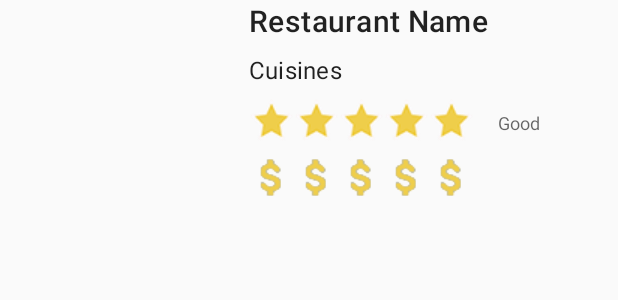
After one commit to Einhesari/Zomato-Sample, an Android app: the layout restaurant_item.xml on its own in the app's theme, with its tools: preview values and no code run, on a phone screen of 412 x 824 dp. The commit adds this screen. Shown: the top 300 px of the screen. Run offline under Robolectric (Android 15) with nearby library versions, the phone set to English and light mode, and no system bars.

Commit message:
make restaurant item view

```diff
--- a/app/src/main/java/com/einhesari/zomatosample/view/RestaurantFragment.kt
+++ b/app/src/main/java/com/einhesari/zomatosample/view/RestaurantFragment.kt
@@ -2,6 +2,7 @@ package com.einhesari.zomatosample.view
 
 import android.Manifest
 import android.content.pm.PackageManager
+import android.graphics.BitmapFactory
 import android.location.Location
 import android.os.Bundle
 import android.util.Log
@@ -89,7 +90,7 @@ class RestaurantFragment : DaggerFragment(), OnMapReadyCallback {
         viewmodel.getRestaurants()
             .subscribeOn(Schedulers.io())
             .observeOn(AndroidSchedulers.mainThread())
-            .subscribe({
+            .subscribe {
                 it.forEach {
                     val latLng =
                         LatLng(
@@ -99,9 +100,7 @@ class RestaurantFragment : DaggerFragment(), OnMapReadyCallback {
                     addMarkerOnMap(latLng)
 
                 }
-            }, {
-
-            })
+            }
             .let {
                 compositeDisposable.add(it)
             }
@@ -196,7 +195,10 @@ class RestaurantFragment : DaggerFragment(), OnMapReadyCallback {
 
             it.addImage(
                 RESTAURANT_MARKER_ID,
-                BitmapUtils.getBitmapFromDrawable(getResources().getDrawable(R.drawable.restaurant_marker))!!,
+                BitmapFactory.decodeResource(
+                    context?.getResources(),
+                    R.drawable.restaurant_marker
+                ),
                 true
             )
 
@@ -225,7 +227,7 @@ class RestaurantFragment : DaggerFragment(), OnMapReadyCallback {
             SymbolOptions()
                 .withLatLng(latLng)
                 .withIconImage(RESTAURANT_MARKER_ID)
-                .withIconSize(2.0f)
+                .withIconSize(1.0f)
         )
     }
 
--- /dev/null
+++ b/app/src/main/res/drawable/restaurants_price_custom_ratingbar.xml
@@ -0,0 +1,5 @@
+<?xml version="1.0" encoding="UTF-8"?>
+<layer-list xmlns:android="http://schemas.android.com/apk/res/android">
+    <item android:id="@android:id/background" android:drawable="@drawable/doolar_sign_empty" />
+    <item android:id="@android:id/progress" android:drawable="@drawable/dollar_sign_filled" />
+</layer-list>
--- /dev/null
+++ b/app/src/main/res/drawable/restaurants_user_rating_custom_ratingbar.xml
@@ -0,0 +1,5 @@
+<?xml version="1.0" encoding="UTF-8"?>
+<layer-list xmlns:android="http://schemas.android.com/apk/res/android">
+    <item android:id="@android:id/background" android:drawable="@drawable/star_empty" />
+    <item android:id="@android:id/progress" android:drawable="@drawable/star_filled" />
+</layer-list>
--- /dev/null
+++ b/app/src/main/res/layout/restaurant_item.xml
@@ -0,0 +1,72 @@
+<?xml version="1.0" encoding="utf-8"?>
+<RelativeLayout xmlns:android="http://schemas.android.com/apk/res/android"
+    xmlns:tools="http://schemas.android.com/tools"
+    android:layout_width="match_parent"
+    android:layout_height="wrap_content">
+
+    <androidx.appcompat.widget.AppCompatImageView
+        android:id="@+id/restaurant_photo_img"
+        android:layout_width="@dimen/restaurant_item_image"
+        android:layout_height="@dimen/restaurant_item_image" />
+
+    <com.google.android.material.textview.MaterialTextView
+        android:id="@+id/restaurant_name_tv"
+        style="@style/TextAppearance.MaterialComponents.Headline6"
+        android:layout_width="wrap_content"
+        android:layout_height="wrap_content"
+        android:layout_marginLeft="@dimen/margin_standard"
+        android:layout_toRightOf="@+id/restaurant_photo_img"
+        android:ellipsize="marquee"
+        android:singleLine="true"
+        tools:text="Restaurant Name" />
+
+    <com.google.android.material.textview.MaterialTextView
+        android:id="@+id/cuisines_tv"
+        style="@style/TextAppearance.MaterialComponents.Subtitle1"
+        android:layout_width="wrap_content"
+        android:layout_height="wrap_content"
+        android:layout_below="@+id/restaurant_name_tv"
+        android:layout_marginLeft="@dimen/margin_standard"
+        android:layout_marginTop="@dimen/margin_small"
+        android:layout_toRightOf="@+id/restaurant_photo_img"
+        android:ellipsize="marquee"
+        android:singleLine="true"
+        tools:text="Cuisines" />
+
+    <com.google.android.material.textview.MaterialTextView
+        android:id="@+id/rating_text_tv"
+        style="@style/TextAppearance.AppCompat.Caption"
+        android:layout_width="wrap_content"
+        android:layout_height="wrap_content"
+        android:layout_below="@+id/cuisines_tv"
+        android:layout_marginLeft="@dimen/margin_standard"
+        android:layout_marginTop="@dimen/margin_standard"
+        android:layout_toRightOf="@+id/user_rating_rtbar"
+        android:ellipsize="marquee"
+        android:singleLine="true"
+        tools:text="Good" />
+
+    <androidx.appcompat.widget.AppCompatRatingBar
+        android:id="@+id/user_rating_rtbar"
+        android:layout_width="wrap_content"
+        android:layout_height="@dimen/ratingbar_height"
+        android:layout_below="@+id/cuisines_tv"
+        android:layout_marginLeft="@dimen/margin_standard"
+        android:layout_marginTop="@dimen/margin_small"
+        android:layout_toRightOf="@+id/restaurant_photo_img"
+        android:isIndicator="true"
+        android:progressDrawable="@drawable/restaurants_user_rating_custom_ratingbar"
+        tools:rating="5" />
+
+    <androidx.appcompat.widget.AppCompatRatingBar
+        android:id="@+id/price_rtbar"
+        android:layout_width="wrap_content"
+        android:layout_height="@dimen/ratingbar_height"
+        android:layout_below="@+id/user_rating_rtbar"
+        android:layout_marginLeft="@dimen/margin_standard"
+        android:layout_marginTop="@dimen/margin_small"
+        android:layout_toRightOf="@+id/restaurant_photo_img"
+        android:isIndicator="true"
+        android:progressDrawable="@drawable/restaurants_price_custom_ratingbar"
+        tools:rating="5" />
+</RelativeLayout>
--- /dev/null
+++ b/app/src/main/res/values/dimens.xml
@@ -0,0 +1,23 @@
+<?xml version="1.0" encoding="utf-8"?>
+<resources>
+
+    <!-- Restaurant item -->
+    <dimen name="restaurant_item_image">150dp</dimen>
+    <dimen name="ratingbar_height">30dp</dimen>
+
+    <!-- Spacing -->
+    <dimen name="margin_xsmall">4dp</dimen>
+    <dimen name="margin_small">8dp</dimen>
+    <dimen name="margin_medium">12dp</dimen>
+    <dimen name="margin_standard">16dp</dimen>
+    <dimen name="margin_large">24dp</dimen>
+    <dimen name="margin_xlarge">32dp</dimen>
+
+    <dimen name="padding_xsmall">4dp</dimen>
+    <dimen name="padding_small">8dp</dimen>
+    <dimen name="padding_medium">12dp</dimen>
+    <dimen name="padding_standard">16dp</dimen>
+    <dimen name="padding_large">24dp</dimen>
+    <dimen name="padding_xlarge">32dp</dimen>
+
+</resources>
--- /dev/null
+++ b/app/src/main/res/values/restaurant_user_rating_rating_bar_full.xml
@@ -0,0 +1,8 @@
+<?xml version="1.0" encoding="utf-8"?>
+<resources>
+    <style name="foodRatingBar" parent="@android:style/Widget.RatingBar">
+        <item name="android:progressDrawable">@drawable/food_rating_bar_full</item>
+        <item name="android:minHeight">23dip</item>
+        <item name="android:maxHeight">25dip</item>
+    </style>
+</resources>
```
Also changed, not shown: app/src/main/res/drawable/dollar_sign_filled.png (added), app/src/main/res/drawable/doolar_sign_empty.png (added), app/src/main/res/drawable/star_empty.png (added), app/src/main/res/drawable/star_filled.png (added).
